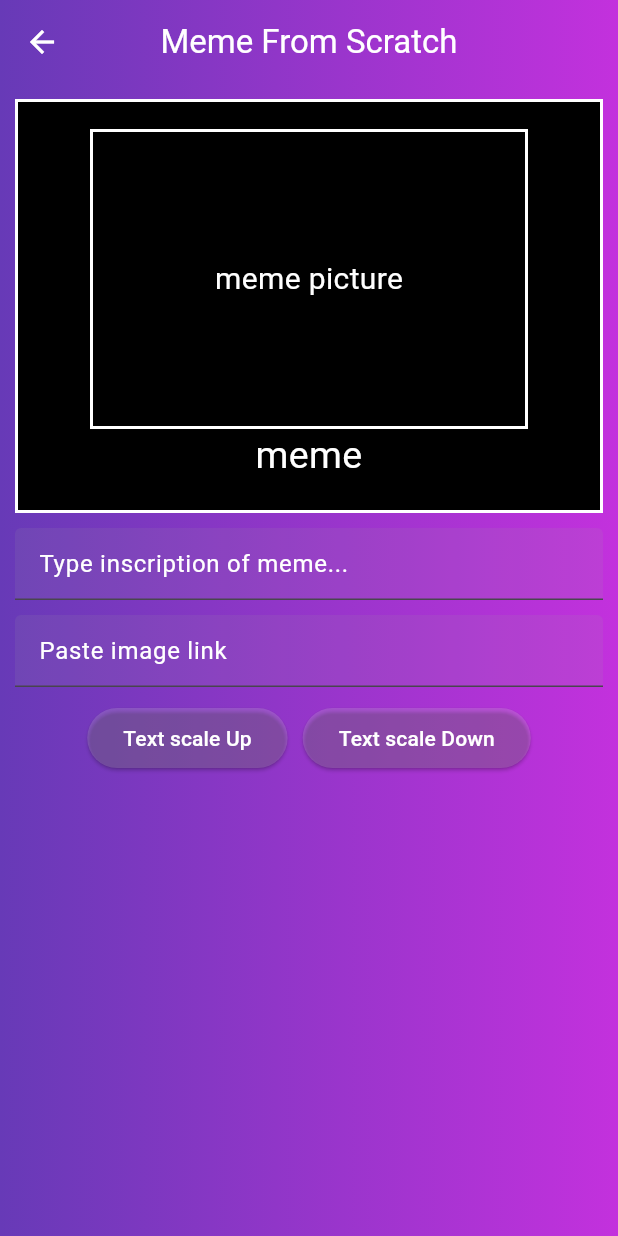
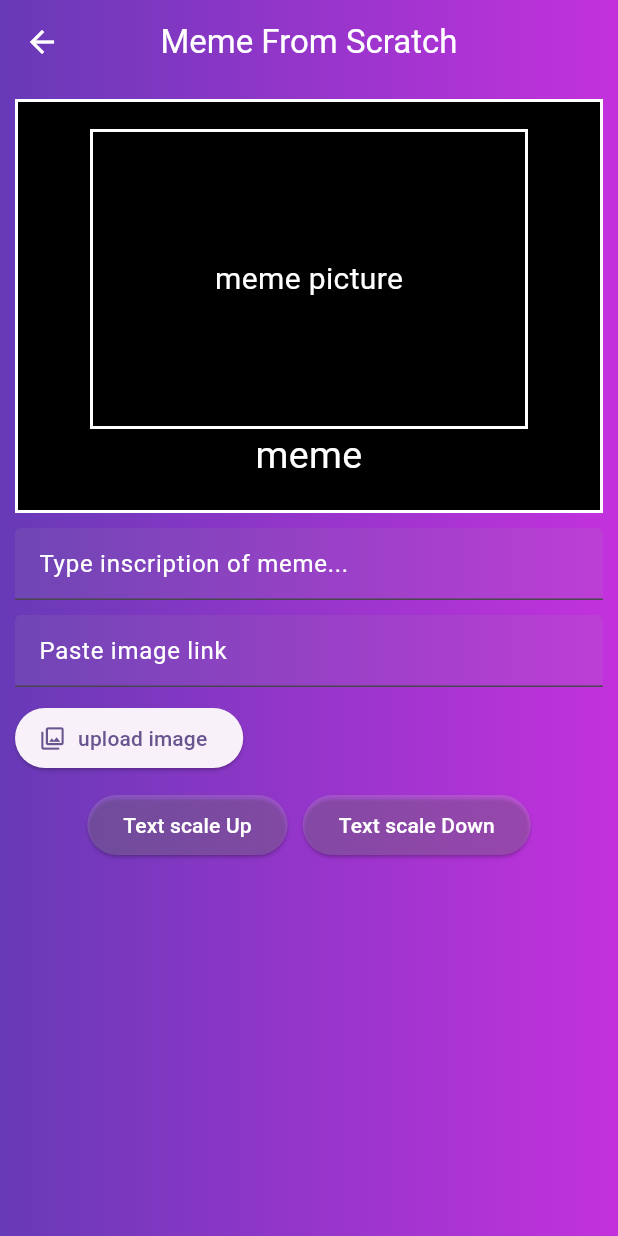
Before and after one commit to surfstudio/surf-flutter-study-jam-5, a Flutter app: the MemeGeneratorScreen screen opened by its route, on a phone screen of 412 x 824 dp. Run offline on Flutter 3.47's test engine with Material 3 defaults, Android fonts, the phone set to English and light mode, and no system bars; our stand-ins replace flutter_mobx, get_it, go_router, image_picker, mobx, permission_handler; Roboto replaces fonts that are missing (Impact).

Commit message:
need to ref

```diff
--- a/meme_generator/lib/screen/meme_from_scratch/meme_generator_screen.dart
+++ b/meme_generator/lib/screen/meme_from_scratch/meme_generator_screen.dart
@@ -1,10 +1,14 @@
-import 'package:cached_network_image/cached_network_image.dart';
+import 'dart:io';
+
 import 'package:flutter/material.dart';
 import 'package:flutter_mobx/flutter_mobx.dart';
+import 'package:image_picker/image_picker.dart';
 import 'package:meme_generator/screen/widgets/constants.dart';
 import 'package:meme_generator/screen/widgets/shared_content.dart';
 import 'package:meme_generator/stores/text_and_image_handler.dart';
 import 'package:meme_generator/theme/colors.dart';
+import 'package:mobx/mobx.dart';
+import 'package:permission_handler/permission_handler.dart';
 
 part 'parts/auto_display_input_field.dart';
 part 'parts/meme_place_holder.dart';
@@ -48,6 +52,8 @@ class MemeGeneratorScreen extends StatelessWidget {
                   Space.v10,
                   AutoDisplayInputField(),
                   Space.v10,
+                  _UploadButton(),
+                  Space.v10,
                   _ScaleButtons(),
                 ],
               ),
@@ -58,3 +64,62 @@ class MemeGeneratorScreen extends StatelessWidget {
     );
   }
 }
+
+class _UploadButton extends StatelessWidget {
+  const _UploadButton();
+
+  @override
+  Widget build(BuildContext context) {
+    final imageHolder = getIt<ImageHandler>();
+
+    return ElevatedButton.icon(
+      label: const Text('upload image'),
+      icon: const Icon(Icons.photo_library_outlined),
+      onPressed: () async => PermissionService().camera(context, () async {
+        String photo = await PhotoService().getImageGallery();
+        if (photo.isNotEmpty) {
+          runInAction(() => imageHolder.imageLink.value = photo);
+        }
+      }),
+    );
+  }
+}
+
+class PermissionService {
+  Future contacts(BuildContext context, Function() onTap) async {
+    if (await Permission.contacts.request().isGranted) {
+      await onTap();
+    } else {
+      Snack('t.customer.permit').error();
+    }
+  }
+
+  Future camera(BuildContext context, Function() onTap) async {
+    if (await Permission.camera.request().isGranted) {
+      await onTap();
+    } else {
+      Snack("t.permission.camera").error();
+    }
+  }
+
+  Future notification(Function() onGranted) async {
+    if (await Permission.notification.request().isGranted) {
+      await onGranted();
+    }
+  }
+}
+
+class PhotoService {
+  Future<String> getImageGallery() async {
+    if (await Permission.camera.request().isGranted) {
+      final ImagePicker picker = ImagePicker();
+      final XFile? image = await picker.pickImage(source: ImageSource.gallery);
+
+      if (image?.path == null) return '';
+
+      return image!.path;
+    }
+
+    return '';
+  }
+}
--- a/meme_generator/lib/screen/meme_from_scratch/parts/auto_display_input_field.dart
+++ b/meme_generator/lib/screen/meme_from_scratch/parts/auto_display_input_field.dart
@@ -10,7 +10,9 @@ class AutoDisplayInputField extends StatefulWidget {
 class AutoDisplayInputFieldState extends State<AutoDisplayInputField> {
   @override
   Widget build(BuildContext context) {
-    final textHolder = getIt<TextAndImageHandler>();
+    final textHolder = getIt<TextHandler>();
+    final imageHolder = getIt<ImageHandler>();
+
     return Column(
       mainAxisAlignment: MainAxisAlignment.center,
       children: [
@@ -27,7 +29,7 @@ class AutoDisplayInputFieldState extends State<AutoDisplayInputField> {
         TextField(
           style: const TextStyle(color: AppColors.mainWhite),
           // onChanged: (value) => textHolder.inputImage(value),
-          onSubmitted: (value) => textHolder.inputImage(value),
+          onSubmitted: (value) => imageHolder.inputNetworkImage(value),
           decoration: InputDecoration(
               filled: true,
               fillColor: Colors.grey.withAlpha(30),
--- a/meme_generator/lib/screen/meme_from_scratch/parts/meme_place_holder.dart
+++ b/meme_generator/lib/screen/meme_from_scratch/parts/meme_place_holder.dart
@@ -12,7 +12,8 @@ class _MemePlaceHolder extends StatelessWidget {
       ),
     );
 
-    final textAndImageHolder = getIt<TextAndImageHandler>();
+    final textAndImageHolder = getIt<TextHandler>();
+    final imageHolder = getIt<ImageHandler>();
 
     return ColoredBox(
       color: Colors.black,
@@ -36,8 +37,8 @@ class _MemePlaceHolder extends StatelessWidget {
                   child: Padding(
                     padding: const EdgeInsets.all(4.0),
                     child: RepaintBoundary(
-                      child: Observer(builder: (_) {
-                        return textAndImageHolder.imageLink.value == ''
+                      child: Observer(
+                        builder: (_) => imageHolder.imageLink.value == ''
                             ? const Center(
                                 child: Text(
                                   "meme picture",
@@ -47,14 +48,19 @@ class _MemePlaceHolder extends StatelessWidget {
                                   ),
                                 ),
                               )
-                            : CachedNetworkImage(
-                                imageUrl: textAndImageHolder.imageLink.value,
-                                fit: BoxFit.cover,
-                                placeholder: (context, url) => const Center(
-                                  child: CircularProgressIndicator(),
+                            : Image(
+                                image: FileImage(
+                                  File(imageHolder.imageLink.value),
                                 ),
-                              );
-                      }),
+                              ),
+                        // CachedNetworkImage(
+                        //     imageUrl: textAndImageHolder.imageLink.value,
+                        //     fit: BoxFit.cover,
+                        //     placeholder: (context, url) => const Center(
+                        //       child: CircularProgressIndicator(),
+                        //     ),
+                        //   );
+                      ),
                     ),
                   ),
                 ),
--- a/meme_generator/lib/screen/meme_from_scratch/parts/scale_buttons.dart
+++ b/meme_generator/lib/screen/meme_from_scratch/parts/scale_buttons.dart
@@ -5,7 +5,7 @@ class _ScaleButtons extends StatelessWidget {
 
   @override
   Widget build(BuildContext context) {
-    final textAndImageHolder = getIt<TextAndImageHandler>();
+    final textAndImageHolder = getIt<TextHandler>();
     return Center(
       child: Row(
         mainAxisAlignment: MainAxisAlignment.center,
--- a/meme_generator/lib/stores/init_store.dart
+++ b/meme_generator/lib/stores/init_store.dart
@@ -2,5 +2,6 @@ import 'package:meme_generator/screen/widgets/constants.dart';
 import 'package:meme_generator/stores/text_and_image_handler.dart';
 
 void initStores() {
-  getIt.registerLazySingleton<TextAndImageHandler>(() => TextAndImageHandler());
+  getIt.registerLazySingleton<TextHandler>(() => TextHandler());
+  getIt.registerLazySingleton<ImageHandler>(() => ImageHandler());
 }
--- a/meme_generator/lib/stores/text_and_image_handler.dart
+++ b/meme_generator/lib/stores/text_and_image_handler.dart
@@ -4,26 +4,12 @@ import 'package:http/http.dart' as http;
 import 'package:meme_generator/screen/widgets/constants.dart';
 import 'package:mobx/mobx.dart';
 
-class TextAndImageHandler {
+class TextHandler {
   final Observable<String> inputText = 'meme'.obs();
-  final Observable<String> imageLink = ''.obs();
   final Observable<int> fontFlag = 1.obs();
   final Observable<double> fontSize = 25.0.obs();
 
   void tappingText(String text) => runInAction(() => inputText.value = text);
-  Future<void> inputImage(String text) async {
-    try {
-      final response = await http.head(Uri.parse(text));
-      if (response.statusCode == 200) {
-        runInAction(() => imageLink.value = text);
-      }
-    } catch (e, stacktrace) {
-      runInAction(() => imageLink.value =
-          'https://www.meme-arsenal.com/memes/32e50c2b42388a3f12d36ce32b8e91d3.jpg');
-      Snack('Your link is broken, body').error();
-      devtool.log('$e', stackTrace: stacktrace);
-    }
-  }
 
   void textScaleUp() {
     runInAction(() {
@@ -45,3 +31,20 @@ class TextAndImageHandler {
     });
   }
 }
+
+class ImageHandler {
+  final Observable<String> imageLink = ''.obs();
+  Future<void> inputNetworkImage(String text) async {
+    try {
+      final response = await http.head(Uri.parse(text));
+      if (response.statusCode == 200) {
+        runInAction(() => imageLink.value = text);
+      }
+    } catch (e, stacktrace) {
+      runInAction(() => imageLink.value =
+          'https://www.meme-arsenal.com/memes/32e50c2b42388a3f12d36ce32b8e91d3.jpg');
+      Snack('Your link is broken, body').error();
+      devtool.log('$e', stackTrace: stacktrace);
+    }
+  }
+}
--- a/meme_generator/pubspec.yaml
+++ b/meme_generator/pubspec.yaml
@@ -15,10 +15,15 @@ dependencies:
 
   cupertino_icons: ^1.0.2
   go_router: ^13.2.0
+  permission_handler: ^11.0.1
+  image_picker: ^1.0.4
+  image_cropper: ^5.0.0
   mobx: ^2.3.0+1
   get_it: ^7.6.7
   cached_network_image: ^3.3.1
   flutter_mobx: ^2.2.0+2
+  photo_view: ^0.14.0
+  http: ^1.2.0
 
 dev_dependencies:
   flutter_test:
```
Also changed, not shown: meme_generator/pubspec.lock, 1 other file.
